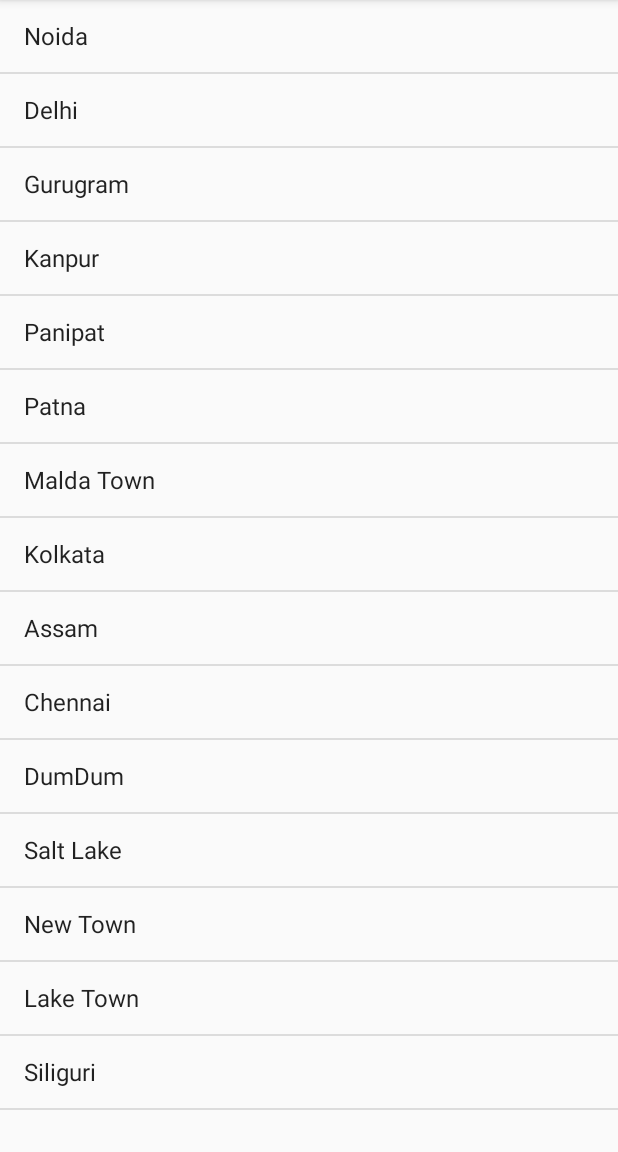
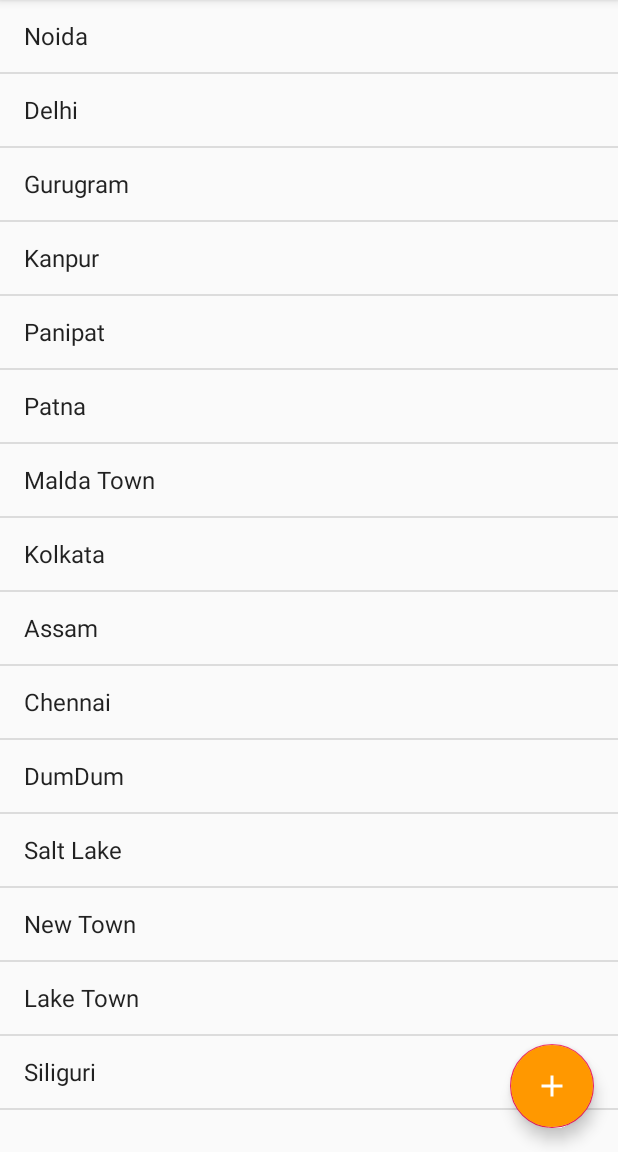
Before and after one commit to ndroidapp/nList, an Android app: the screen it shows after launch (MainActivity), on a phone screen of 412 x 824 dp, the part 84-1236 px from its top. Run offline under Robolectric (Android 15) with nearby library versions, the phone set to English and light mode, and no system bars.

Commit message:
Floating Action Button Added

```diff
--- a/app/build.gradle
+++ b/app/build.gradle
@@ -21,6 +21,7 @@ android {
 dependencies {
     implementation fileTree(dir: 'libs', include: ['*.jar'])
     implementation 'com.android.support:appcompat-v7:26.1.0'
+    implementation 'com.android.support:design:26.1.0'
     implementation 'com.android.support.constraint:constraint-layout:1.0.2'
     testImplementation 'junit:junit:4.12'
     androidTestImplementation 'com.android.support.test:runner:1.0.1'
--- a/app/src/main/java/com/example/android/nlist/MainActivity.java
+++ b/app/src/main/java/com/example/android/nlist/MainActivity.java
@@ -3,6 +3,7 @@ package com.example.android.nlist;
 import android.app.Activity;
 import android.content.DialogInterface;
 import android.os.Bundle;
+import android.support.design.widget.FloatingActionButton;
 import android.support.v7.app.AlertDialog;
 import android.support.v7.app.AppCompatActivity;
 import android.view.ContextMenu;
@@ -25,6 +26,7 @@ public class MainActivity extends AppCompatActivity {
     int index;
     AlertDialog.Builder builder;
     Activity context;
+    FloatingActionButton fabAdd;
 
     @Override
     protected void onCreate(Bundle savedInstanceState) {
@@ -32,6 +34,7 @@ public class MainActivity extends AppCompatActivity {
         setContentView(R.layout.activity_main);
 
         lvList = findViewById(R.id.lvList);
+        fabAdd=findViewById(R.id.fabAdd);
 
         arrayList = new ArrayList<>();
         arrayList.add("Noida");
@@ -61,7 +64,15 @@ public class MainActivity extends AppCompatActivity {
             }
         });
 
+        fabAdd.setOnClickListener(new View.OnClickListener() {
+            @Override
+            public void onClick(View v) {
+                addItem();
+            }
+        });
+
         registerForContextMenu(lvList);
+
     }
 
     @Override
--- /dev/null
+++ b/app/src/main/res/drawable/add_icon.xml
@@ -0,0 +1,9 @@
+<vector xmlns:android="http://schemas.android.com/apk/res/android"
+        android:width="24dp"
+        android:height="24dp"
+        android:viewportWidth="24.0"
+        android:viewportHeight="24.0">
+    <path
+        android:fillColor="#ffffff"
+        android:pathData="M19,13h-6v6h-2v-6H5v-2h6V5h2v6h6v2z"/>
+</vector>
--- a/app/src/main/res/layout/activity_main.xml
+++ b/app/src/main/res/layout/activity_main.xml
@@ -15,4 +15,16 @@
         app:layout_constraintLeft_toLeftOf="parent"
         app:layout_constraintRight_toRightOf="parent"
         app:layout_constraintTop_toTopOf="parent" />
+
+    <android.support.design.widget.FloatingActionButton
+        android:id="@+id/fabAdd"
+        android:layout_width="wrap_content"
+        android:layout_height="wrap_content"
+        android:layout_marginBottom="16dp"
+        android:layout_marginEnd="16dp"
+        app:fabSize="normal"
+        android:src="@drawable/add_icon"
+        android:backgroundTint="@color/colorPrimary"
+        app:layout_constraintBottom_toBottomOf="parent"
+        app:layout_constraintEnd_toEndOf="parent" />
 </android.support.constraint.ConstraintLayout>
```
